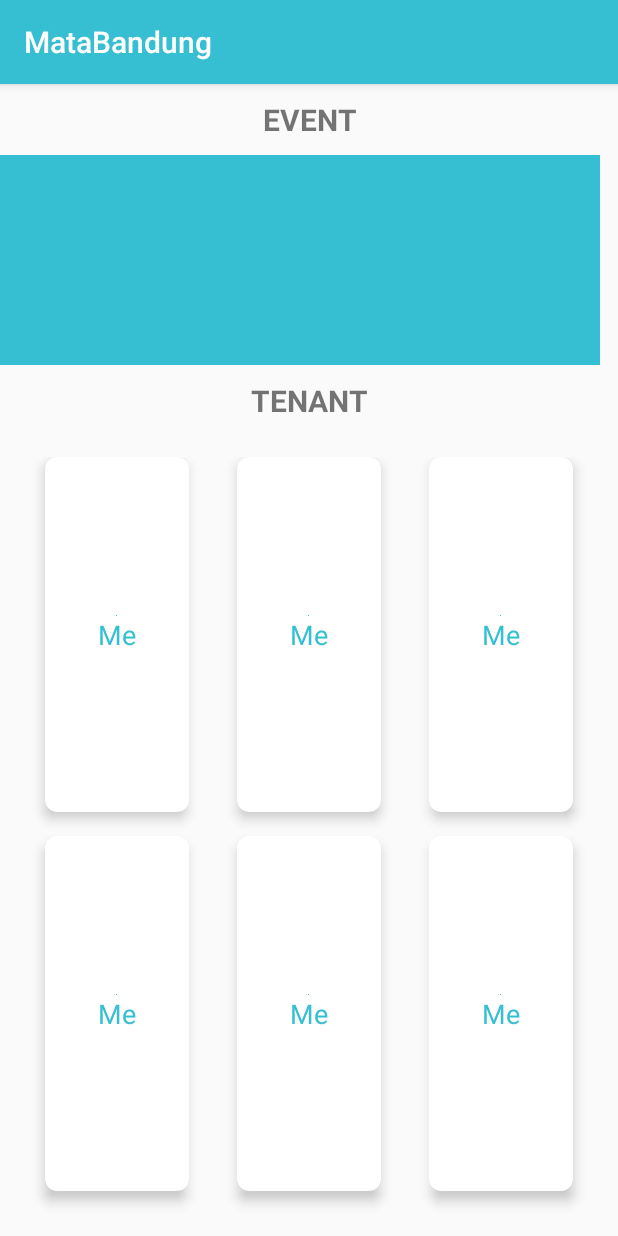
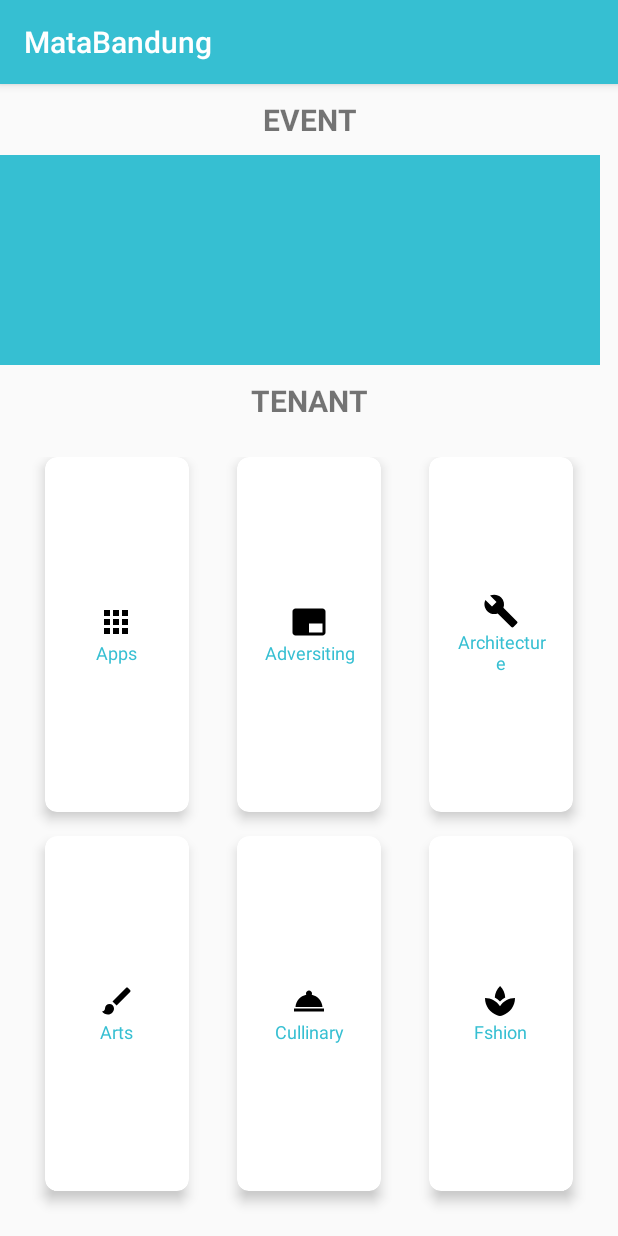
Before and after one commit to TekKetek/MataBandung, an Android app: the HomeActivity screen opened directly, with no data from a screen before it, on a phone screen of 412 x 824 dp. Run offline under Robolectric (Android 15) with nearby library versions, the phone set to English and light mode, and no system bars.

Commit message:
Adding icon at card view

```diff
--- /dev/null
+++ b/app/src/main/res/drawable/ic_apps_black_24dp.xml
@@ -0,0 +1,9 @@
+<vector xmlns:android="http://schemas.android.com/apk/res/android"
+        android:width="24dp"
+        android:height="24dp"
+        android:viewportWidth="24.0"
+        android:viewportHeight="24.0">
+    <path
+        android:fillColor="#FF000000"
+        android:pathData="M4,8h4L8,4L4,4v4zM10,20h4v-4h-4v4zM4,20h4v-4L4,16v4zM4,14h4v-4L4,10v4zM10,14h4v-4h-4v4zM16,4v4h4L20,4h-4zM10,8h4L14,4h-4v4zM16,14h4v-4h-4v4zM16,20h4v-4h-4v4z"/>
+</vector>
--- /dev/null
+++ b/app/src/main/res/drawable/ic_branding_watermark_black_24dp.xml
@@ -0,0 +1,9 @@
+<vector xmlns:android="http://schemas.android.com/apk/res/android"
+        android:width="24dp"
+        android:height="24dp"
+        android:viewportWidth="24.0"
+        android:viewportHeight="24.0">
+    <path
+        android:fillColor="#FF000000"
+        android:pathData="M21,3L3,3c-1.1,0 -2,0.9 -2,2v14c0,1.1 0.9,2 2,2h18c1.1,0 2,-0.9 2,-2L23,5c0,-1.1 -0.9,-2 -2,-2zM21,19h-9v-6h9v6z"/>
+</vector>
--- /dev/null
+++ b/app/src/main/res/drawable/ic_brush_black_24dp.xml
@@ -0,0 +1,9 @@
+<vector xmlns:android="http://schemas.android.com/apk/res/android"
+        android:width="24dp"
+        android:height="24dp"
+        android:viewportWidth="24.0"
+        android:viewportHeight="24.0">
+    <path
+        android:fillColor="#FF000000"
+        android:pathData="M7,14c-1.66,0 -3,1.34 -3,3 0,1.31 -1.16,2 -2,2 0.92,1.22 2.49,2 4,2 2.21,0 4,-1.79 4,-4 0,-1.66 -1.34,-3 -3,-3zM20.71,4.63l-1.34,-1.34c-0.39,-0.39 -1.02,-0.39 -1.41,0L9,12.25 11.75,15l8.96,-8.96c0.39,-0.39 0.39,-1.02 0,-1.41z"/>
+</vector>
--- /dev/null
+++ b/app/src/main/res/drawable/ic_build_black_24dp.xml
@@ -0,0 +1,9 @@
+<vector xmlns:android="http://schemas.android.com/apk/res/android"
+        android:width="24dp"
+        android:height="24dp"
+        android:viewportWidth="24.0"
+        android:viewportHeight="24.0">
+    <path
+        android:fillColor="#FF000000"
+        android:pathData="M22.7,19l-9.1,-9.1c0.9,-2.3 0.4,-5 -1.5,-6.9 -2,-2 -5,-2.4 -7.4,-1.3L9,6 6,9 1.6,4.7C0.4,7.1 0.9,10.1 2.9,12.1c1.9,1.9 4.6,2.4 6.9,1.5l9.1,9.1c0.4,0.4 1,0.4 1.4,0l2.3,-2.3c0.5,-0.4 0.5,-1.1 0.1,-1.4z"/>
+</vector>
--- /dev/null
+++ b/app/src/main/res/drawable/ic_room_service_black_24dp.xml
@@ -0,0 +1,9 @@
+<vector xmlns:android="http://schemas.android.com/apk/res/android"
+        android:width="24dp"
+        android:height="24dp"
+        android:viewportWidth="24.0"
+        android:viewportHeight="24.0">
+    <path
+        android:fillColor="#FF000000"
+        android:pathData="M2,17h20v2L2,19zM13.84,7.79c0.1,-0.24 0.16,-0.51 0.16,-0.79 0,-1.1 -0.9,-2 -2,-2s-2,0.9 -2,2c0,0.28 0.06,0.55 0.16,0.79C6.25,8.6 3.27,11.93 3,16h18c-0.27,-4.07 -3.25,-7.4 -7.16,-8.21z"/>
+</vector>
--- /dev/null
+++ b/app/src/main/res/drawable/ic_spa_black_24dp.xml
@@ -0,0 +1,12 @@
+<vector xmlns:android="http://schemas.android.com/apk/res/android"
+        android:width="24dp"
+        android:height="24dp"
+        android:viewportWidth="24.0"
+        android:viewportHeight="24.0">
+    <path
+        android:pathData="M8.55,12c-1.07,-0.71 -2.25,-1.27 -3.53,-1.61 1.28,0.34 2.46,0.9 3.53,1.61zM18.98,10.39c-1.29,0.34 -2.49,0.91 -3.57,1.64 1.08,-0.73 2.28,-1.3 3.57,-1.64z"
+        android:fillColor="#607D8B"/>
+    <path
+        android:fillColor="#FF000000"
+        android:pathData="M15.49,9.63c-0.18,-2.79 -1.31,-5.51 -3.43,-7.63 -2.14,2.14 -3.32,4.86 -3.55,7.63 1.28,0.68 2.46,1.56 3.49,2.63 1.03,-1.06 2.21,-1.94 3.49,-2.63zM8.99,12.28c-0.14,-0.1 -0.3,-0.19 -0.45,-0.29 0.15,0.11 0.31,0.19 0.45,0.29zM15.41,12.03c-0.13,0.09 -0.27,0.16 -0.4,0.26 0.13,-0.1 0.27,-0.17 0.4,-0.26zM12,15.45C9.85,12.17 6.18,10 2,10c0,5.32 3.36,9.82 8.03,11.49 0.63,0.23 1.29,0.4 1.97,0.51 0.68,-0.12 1.33,-0.29 1.97,-0.51C18.64,19.82 22,15.32 22,10c-4.18,0 -7.85,2.17 -10,5.45z"/>
+</vector>
--- a/app/src/main/res/layout/activity_home.xml
+++ b/app/src/main/res/layout/activity_home.xml
@@ -72,16 +72,15 @@
                         android:layout_width="wrap_content"
                         android:layout_height="wrap_content"
                         android:layout_gravity="center_horizontal"
-                        android:src="@color/colorPrimary"/>
+                        android:src="@drawable/ic_apps_black_24dp"/>
 
                     <TextView
                         android:layout_width="wrap_content"
                         android:layout_height="wrap_content"
                         android:textAlignment="center"
-                        android:text="Me"
+                        android:text="Apps"
                         android:textColor="@color/colorPrimary"
-                        android:textSize="18sp"
-                        />
+                        android:textSize="12sp" />
 
                 </LinearLayout>
 
@@ -110,16 +109,15 @@
                         android:layout_width="wrap_content"
                         android:layout_height="wrap_content"
                         android:layout_gravity="center_horizontal"
-                        android:src="@color/colorPrimary"/>
+                        android:src="@drawable/ic_branding_watermark_black_24dp"/>
 
                     <TextView
                         android:layout_width="wrap_content"
                         android:layout_height="wrap_content"
                         android:textAlignment="center"
-                        android:text="Me"
+                        android:text="Adversiting"
                         android:textColor="@color/colorPrimary"
-                        android:textSize="18sp"
-                        />
+                        android:textSize="12sp" />
 
                 </LinearLayout>
 
@@ -148,16 +146,15 @@
                         android:layout_width="wrap_content"
                         android:layout_height="wrap_content"
                         android:layout_gravity="center_horizontal"
-                        android:src="@color/colorPrimary"/>
+                        android:src="@drawable/ic_build_black_24dp"/>
 
                     <TextView
                         android:layout_width="wrap_content"
                         android:layout_height="wrap_content"
                         android:textAlignment="center"
-                        android:text="Me"
+                        android:text="Architecture"
                         android:textColor="@color/colorPrimary"
-                        android:textSize="18sp"
-                        />
+                        android:textSize="12sp" />
 
                 </LinearLayout>
 
@@ -186,16 +183,15 @@
                         android:layout_width="wrap_content"
                         android:layout_height="wrap_content"
                         android:layout_gravity="center_horizontal"
-                        android:src="@color/colorPrimary"/>
+                        android:src="@drawable/ic_brush_black_24dp"/>
 
                     <TextView
                         android:layout_width="wrap_content"
                         android:layout_height="wrap_content"
                         android:textAlignment="center"
-                        android:text="Me"
+                        android:text="Arts"
                         android:textColor="@color/colorPrimary"
-                        android:textSize="18sp"
-                        />
+                        android:textSize="12sp" />
 
                 </LinearLayout>
 
@@ -224,16 +220,15 @@
                         android:layout_width="wrap_content"
                         android:layout_height="wrap_content"
                         android:layout_gravity="center_horizontal"
-                        android:src="@color/colorPrimary"/>
+                        android:src="@drawable/ic_room_service_black_24dp"/>
 
                     <TextView
                         android:layout_width="wrap_content"
                         android:layout_height="wrap_content"
                         android:textAlignment="center"
-                        android:text="Me"
+                        android:text="Cullinary"
                         android:textColor="@color/colorPrimary"
-                        android:textSize="18sp"
-                        />
+                        android:textSize="12sp" />
 
                 </LinearLayout>
 
@@ -262,16 +257,15 @@
                         android:layout_width="wrap_content"
                         android:layout_height="wrap_content"
                         android:layout_gravity="center_horizontal"
-                        android:src="@color/colorPrimary"/>
+                        android:src="@drawable/ic_spa_black_24dp"/>
 
                     <TextView
                         android:layout_width="wrap_content"
                         android:layout_height="wrap_content"
                         android:textAlignment="center"
-                        android:text="Me"
+                        android:text="Fshion"
                         android:textColor="@color/colorPrimary"
-                        android:textSize="18sp"
-                        />
+                        android:textSize="12sp" />
 
                 </LinearLayout>
 
```
